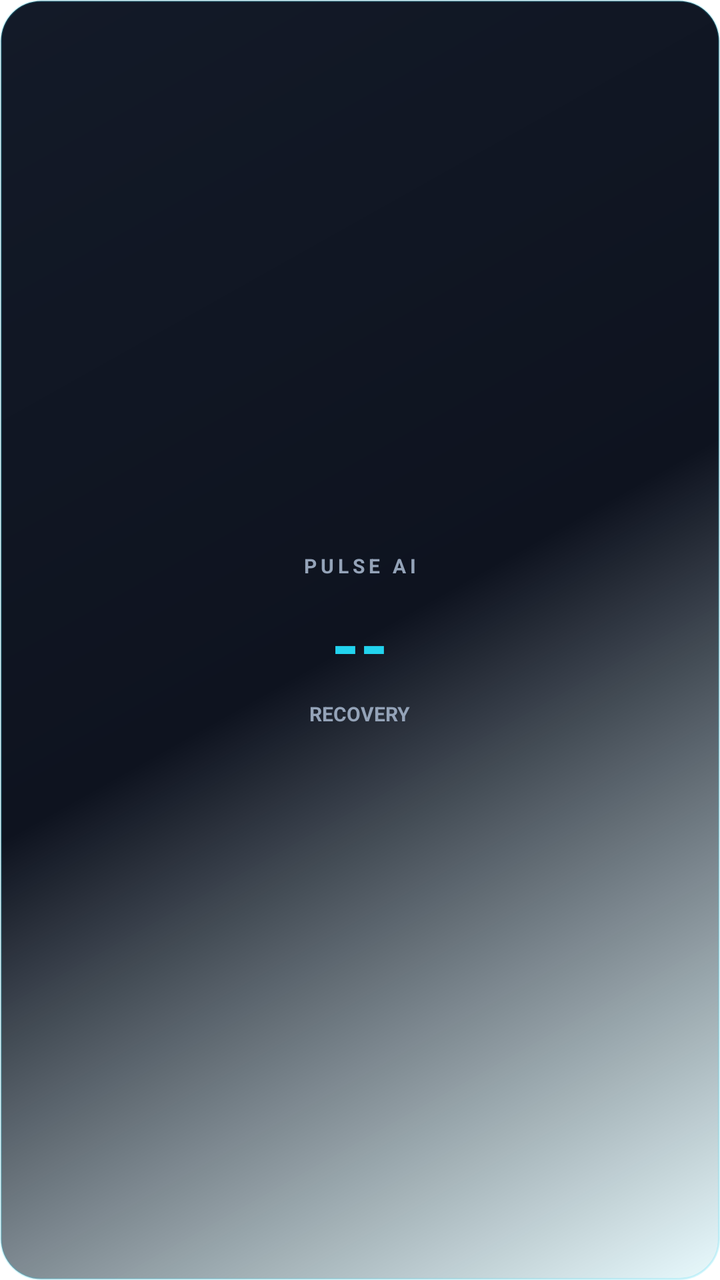
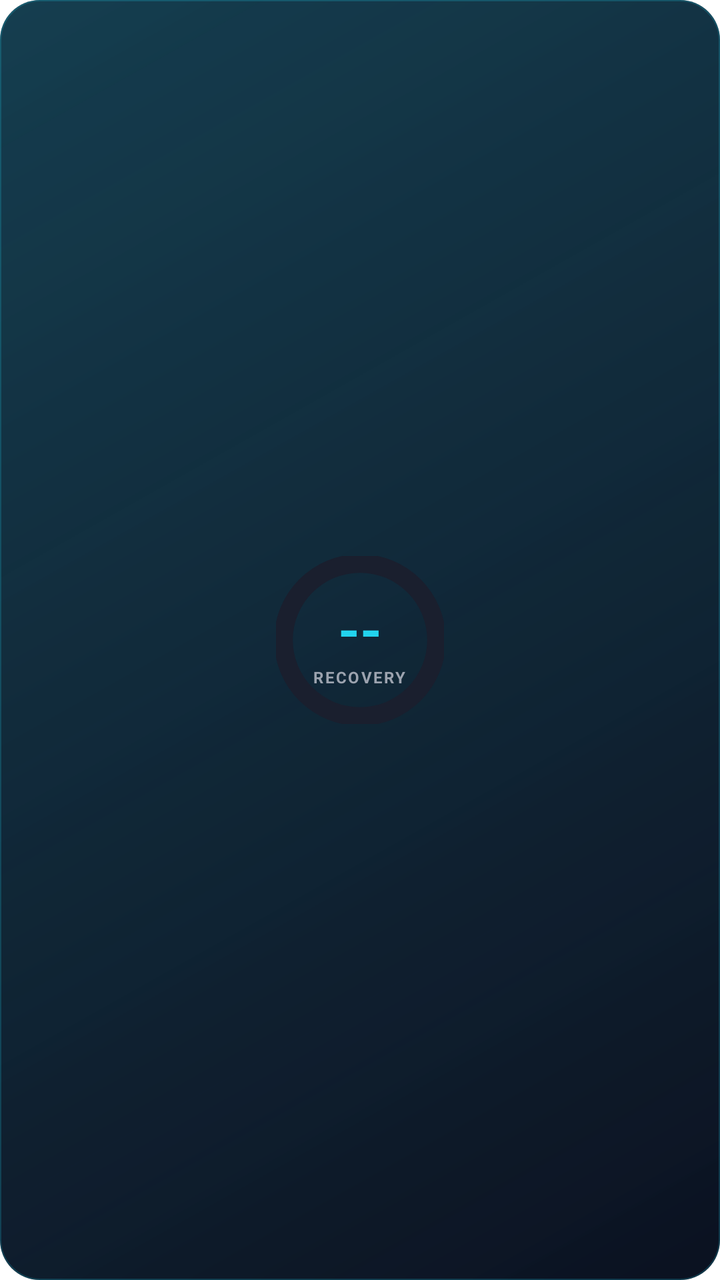

Compare the two renders of this Android layout. The source of the first and the diff that turns it into the second are given below.
<!-- AndroidManifest.xml: fallback theme Theme.MaterialComponents.DayNight.NoActionBar -->
<!-- res/layout/widget_recovery.xml -->
<?xml version="1.0" encoding="utf-8"?>
<LinearLayout xmlns:android="http://schemas.android.com/apk/res/android"
    android:layout_width="match_parent"
    android:layout_height="match_parent"
    android:orientation="vertical"
    android:background="@drawable/widget_bg_recovery"
    android:padding="16dp"
    android:gravity="center">

    <TextView
        android:layout_width="wrap_content"
        android:layout_height="wrap_content"
        android:text="PULSE AI"
        android:textColor="#94A3B8"
        android:textSize="10sp"
        android:textStyle="bold"
        android:letterSpacing="0.2"
        android:layout_marginBottom="8dp" />

    <TextView
        android:id="@+id/widget_recovery_score"
        android:layout_width="wrap_content"
        android:layout_height="wrap_content"
        android:text="--"
        android:textColor="#22D3EE"
        android:textSize="36sp"
        android:textStyle="bold" />

    <TextView
        android:layout_width="wrap_content"
        android:layout_height="wrap_content"
        android:text="RECOVERY"
        android:textColor="#94A3B8"
        android:textSize="10sp"
        android:textStyle="bold"
        android:layout_marginTop="4dp" />
</LinearLayout>
<!-- resources referenced by this layout -->
<resources>
  <!-- drawable widget_bg_recovery (drawable) -->
  <?xml version="1.0" encoding="utf-8"?>
  <shape xmlns:android="http://schemas.android.com/apk/res/android"
      android:shape="rectangle">
      <gradient
          android:angle="135"
          android:startColor="#1A22D3EE"
          android:centerColor="#0E131F"
          android:endColor="#131A28"
          android:type="linear" />
      <corners android:radius="20dp" />
      <stroke
          android:width="1dp"
          android:color="#3322D3EE" />
  </shape>
</resources>

<!-- the commit's change to res/layout/widget_recovery.xml (unified diff, before → after) -->
@@ -1,37 +1,53 @@
 <?xml version="1.0" encoding="utf-8"?>
-<LinearLayout xmlns:android="http://schemas.android.com/apk/res/android"
+<FrameLayout xmlns:android="http://schemas.android.com/apk/res/android"
+    android:id="@+id/widget_root"
     android:layout_width="match_parent"
     android:layout_height="match_parent"
-    android:orientation="vertical"
     android:background="@drawable/widget_bg_recovery"
-    android:padding="16dp"
-    android:gravity="center">
+    android:padding="16dp">
 
-    <TextView
-        android:layout_width="wrap_content"
-        android:layout_height="wrap_content"
-        android:text="PULSE AI"
-        android:textColor="#94A3B8"
-        android:textSize="10sp"
-        android:textStyle="bold"
-        android:letterSpacing="0.2"
-        android:layout_marginBottom="8dp" />
+    <FrameLayout
+        android:layout_width="84dp"
+        android:layout_height="84dp"
+        android:layout_gravity="center">
 
-    <TextView
-        android:id="@+id/widget_recovery_score"
-        android:layout_width="wrap_content"
-        android:layout_height="wrap_content"
-        android:text="--"
-        android:textColor="#22D3EE"
-        android:textSize="36sp"
-        android:textStyle="bold" />
+        <ProgressBar
+            android:id="@+id/recovery_progress"
+            style="?android:attr/progressBarStyleHorizontal"
+            android:layout_width="84dp"
+            android:layout_height="84dp"
+            android:indeterminate="false"
+            android:max="100"
+            android:progress="0"
+            android:progressDrawable="@drawable/widget_circular_progress_green" />
 
-    <TextView
-        android:layout_width="wrap_content"
-        android:layout_height="wrap_content"
-        android:text="RECOVERY"
-        android:textColor="#94A3B8"
-        android:textSize="10sp"
-        android:textStyle="bold"
-        android:layout_marginTop="4dp" />
-</LinearLayout>
+        <LinearLayout
+            android:layout_width="match_parent"
+            android:layout_height="match_parent"
+            android:gravity="center"
+            android:orientation="vertical">
+
+            <TextView
+                android:id="@+id/widget_recovery_score"
+                android:layout_width="wrap_content"
+                android:layout_height="wrap_content"
+                android:text="--"
+                android:textColor="#22D3EE"
+                android:textSize="28sp"
+                android:textStyle="bold" />
+
+            <TextView
+                android:layout_width="wrap_content"
+                android:layout_height="wrap_content"
+                android:text="RECOVERY"
+                android:textAllCaps="true"
+                android:textColor="#9CA3AF"
+                android:textSize="8sp"
+                android:textStyle="bold"
+                android:letterSpacing="0.1" />
+
+        </LinearLayout>
+
+    </FrameLayout>
+
+</FrameLayout>
<!-- resource entries referenced after the edit -->
@@ -2,18 +2,76 @@
 <resources>
   <!-- drawable widget_bg_recovery (drawable) -->
   <?xml version="1.0" encoding="utf-8"?>
-  <shape xmlns:android="http://schemas.android.com/apk/res/android"
-      android:shape="rectangle">
-      <gradient
-          android:angle="135"
-          android:startColor="#1A22D3EE"
-          android:centerColor="#0E131F"
-          android:endColor="#131A28"
-          android:type="linear" />
-      <corners android:radius="20dp" />
-      <stroke
-          android:width="1dp"
-          android:color="#3322D3EE" />
-  </shape>
+  <layer-list xmlns:android="http://schemas.android.com/apk/res/android">
+  
+      
+      <item>
+          <shape android:shape="rectangle">
+              <gradient
+                  android:startColor="#0B1120"
+                  android:endColor="#111827"
+                  android:angle="135"
+                  android:type="linear" />
+              <corners android:radius="20dp" />
+          </shape>
+      </item>
+  
+      
+      <item>
+          <shape android:shape="rectangle">
+              <gradient
+                  android:startColor="#3322D3EE"
+                  android:endColor="#00000000"
+                  android:angle="315"
+                  android:type="linear" />
+              <corners android:radius="20dp" />
+          </shape>
+      </item>
+  
+      
+      <item>
+          <shape android:shape="rectangle">
+              <stroke
+                  android:width="0.5dp"
+                  android:color="#3322D3EE" />
+              <corners android:radius="20dp" />
+              <solid android:color="@android:color/transparent" />
+          </shape>
+      </item>
+  
+  </layer-list>
+  <!-- drawable widget_circular_progress_green (drawable) -->
+  <?xml version="1.0" encoding="utf-8"?>
+  <layer-list xmlns:android="http://schemas.android.com/apk/res/android">
+  
+      
+      <item>
+          <shape
+              android:shape="ring"
+              android:innerRadiusRatio="2.5"
+              android:thicknessRatio="9"
+              android:useLevel="false">
+              <solid android:color="#1A1F2E" />
+          </shape>
+      </item>
+  
+      
+      <item>
+          <rotate
+              android:fromDegrees="270"
+              android:toDegrees="270"
+              android:pivotX="50%"
+              android:pivotY="50%">
+              <shape
+                  android:shape="ring"
+                  android:innerRadiusRatio="2.5"
+                  android:thicknessRatio="9"
+                  android:useLevel="true">
+                  <solid android:color="#22D3EE" />
+              </shape>
+          </rotate>
+      </item>
+  
+  </layer-list>
 </resources>
 
